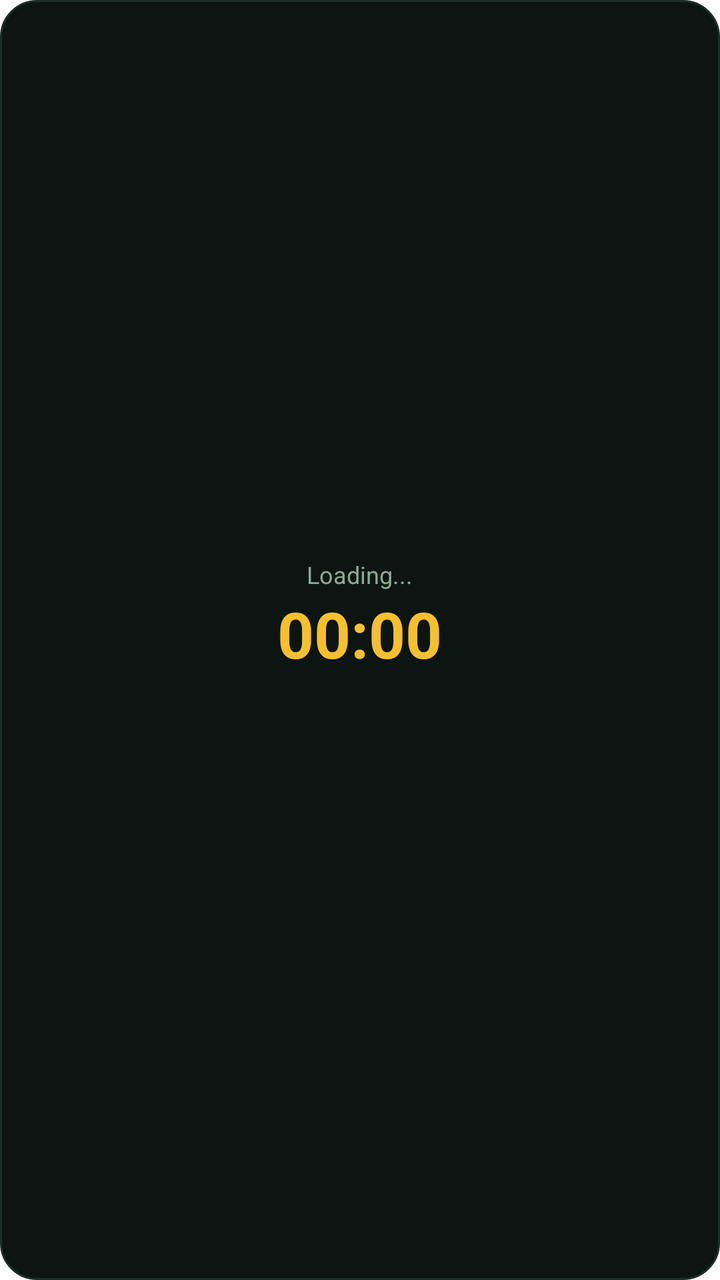
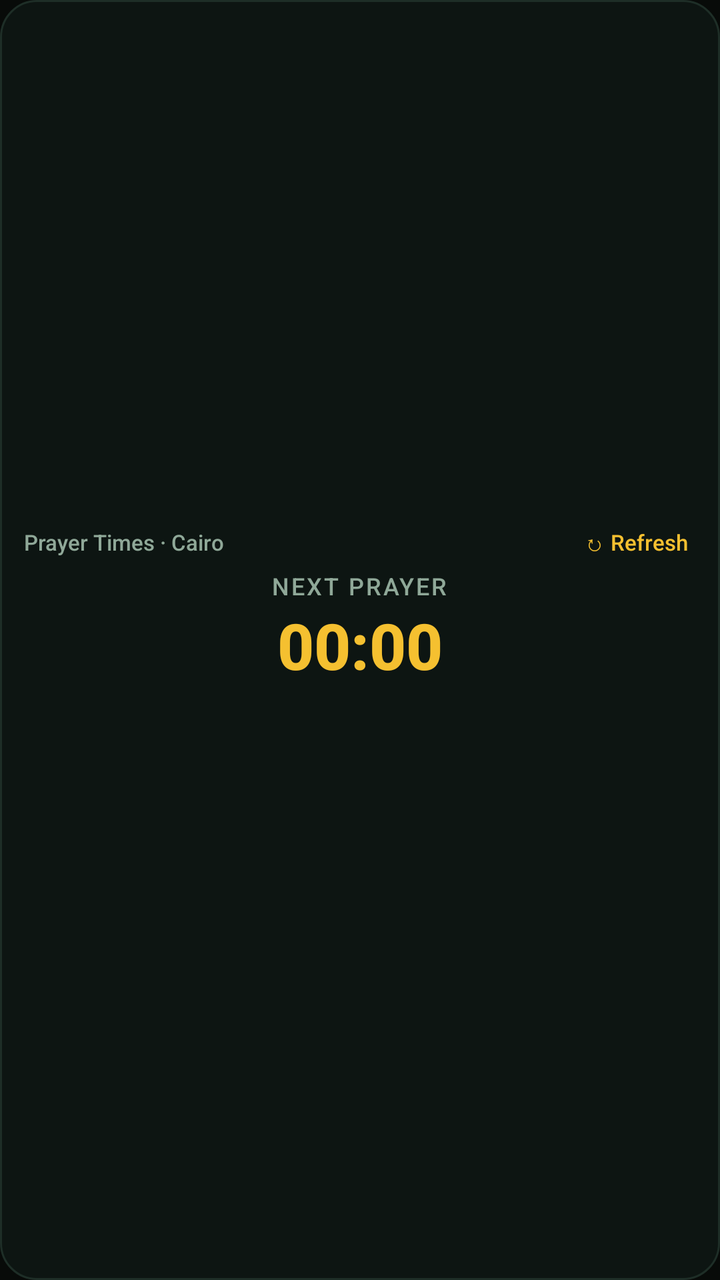

An Android layout rendered at two revisions. The XML below is the earlier revision; the diff shows what the commit changed to produce the second picture.
<!-- AndroidManifest.xml: fallback theme Theme.MaterialComponents.DayNight.NoActionBar -->
<!-- res/layout/widget.xml -->
<?xml version="1.0" encoding="utf-8"?>
<LinearLayout xmlns:android="http://schemas.android.com/apk/res/android"
    android:id="@+id/root"
    android:layout_width="match_parent"
    android:layout_height="match_parent"
    android:background="@drawable/widget_bg"
    android:gravity="center"
    android:orientation="vertical"
    android:padding="12dp">

    <TextView
        android:id="@+id/label"
        android:layout_width="wrap_content"
        android:layout_height="wrap_content"
        android:text="Loading..."
        android:textColor="#8fa898"
        android:textSize="12sp" />

    <Chronometer
        android:id="@+id/count"
        android:layout_width="wrap_content"
        android:layout_height="wrap_content"
        android:textColor="#f5c030"
        android:textSize="32sp"
        android:textStyle="bold" />

    <LinearLayout
        android:layout_width="match_parent"
        android:layout_height="wrap_content"
        android:layout_marginTop="8dp"
        android:orientation="horizontal">

        <TextView android:id="@+id/p_fajr" android:layout_width="0dp" android:layout_height="wrap_content" android:layout_weight="1" android:gravity="center" android:textColor="#f4f7f5" android:textSize="11sp" />
        <TextView android:id="@+id/p_dhuhr" android:layout_width="0dp" android:layout_height="wrap_content" android:layout_weight="1" android:gravity="center" android:textColor="#f4f7f5" android:textSize="11sp" />
        <TextView android:id="@+id/p_asr" android:layout_width="0dp" android:layout_height="wrap_content" android:layout_weight="1" android:gravity="center" android:textColor="#f4f7f5" android:textSize="11sp" />
        <TextView android:id="@+id/p_maghrib" android:layout_width="0dp" android:layout_height="wrap_content" android:layout_weight="1" android:gravity="center" android:textColor="#f4f7f5" android:textSize="11sp" />
        <TextView android:id="@+id/p_isha" android:layout_width="0dp" android:layout_height="wrap_content" android:layout_weight="1" android:gravity="center" android:textColor="#f4f7f5" android:textSize="11sp" />
    </LinearLayout>
</LinearLayout>
<!-- resources referenced by this layout -->
<resources>
  <!-- drawable widget_bg (drawable) -->
  <?xml version="1.0" encoding="utf-8"?>
  <shape xmlns:android="http://schemas.android.com/apk/res/android" android:shape="rectangle">
      <solid android:color="#0d1512" />
      <stroke android:width="1dp" android:color="#1e2e27" />
      <corners android:radius="18dp" />
  </shape>
</resources>

<!-- the commit's change to res/layout/widget.xml (unified diff, before → after) -->
@@ -1,6 +1,6 @@
 <?xml version="1.0" encoding="utf-8"?>
 <LinearLayout xmlns:android="http://schemas.android.com/apk/res/android"
-    android:id="@+id/root"
+    android:id="@+id/widget_root"
     android:layout_width="match_parent"
     android:layout_height="match_parent"
     android:background="@drawable/widget_bg"
@@ -8,32 +8,126 @@
     android:orientation="vertical"
     android:padding="12dp">
 
+    
+    <LinearLayout
+        android:layout_width="match_parent"
+        android:layout_height="wrap_content"
+        android:orientation="horizontal"
+        android:gravity="center_vertical"
+        android:layout_marginBottom="4dp">
+
+        <TextView
+            android:id="@+id/widget_title"
+            android:layout_width="0dp"
+            android:layout_height="wrap_content"
+            android:layout_weight="1"
+            android:text="Prayer Times · Cairo"
+            android:textColor="#8FA898"
+            android:textSize="11sp"
+            android:fontFamily="sans-serif-medium"
+            android:singleLine="true" />
+
+        <TextView
+            android:id="@+id/btn_refresh"
+            android:layout_width="wrap_content"
+            android:layout_height="wrap_content"
+            android:paddingStart="8dp"
+            android:paddingEnd="4dp"
+            android:paddingTop="2dp"
+            android:paddingBottom="2dp"
+            android:text="↻ Refresh"
+            android:textColor="#F5C030"
+            android:textSize="11sp"
+            android:fontFamily="sans-serif-medium" />
+    </LinearLayout>
+
+    
     <TextView
         android:id="@+id/label"
         android:layout_width="wrap_content"
         android:layout_height="wrap_content"
-        android:text="Loading..."
-        android:textColor="#8fa898"
-        android:textSize="12sp" />
+        android:text="NEXT PRAYER"
+        android:textColor="#8FA898"
+        android:textSize="12sp"
+        android:letterSpacing="0.08"
+        android:fontFamily="sans-serif-medium" />
 
     <Chronometer
         android:id="@+id/count"
         android:layout_width="wrap_content"
         android:layout_height="wrap_content"
-        android:textColor="#f5c030"
+        android:textColor="#F5C030"
         android:textSize="32sp"
-        android:textStyle="bold" />
+        android:textStyle="bold"
+        android:fontFamily="sans-serif-medium" />
 
+    
     <LinearLayout
+        android:id="@+id/prayers_container"
         android:layout_width="match_parent"
         android:layout_height="wrap_content"
         android:layout_marginTop="8dp"
-        android:orientation="horizontal">
+        android:orientation="horizontal"
+        android:gravity="center">
 
-        <TextView android:id="@+id/p_fajr" android:layout_width="0dp" android:layout_height="wrap_content" android:layout_weight="1" android:gravity="center" android:textColor="#f4f7f5" android:textSize="11sp" />
-        <TextView android:id="@+id/p_dhuhr" android:layout_width="0dp" android:layout_height="wrap_content" android:layout_weight="1" android:gravity="center" android:textColor="#f4f7f5" android:textSize="11sp" />
-        <TextView android:id="@+id/p_asr" android:layout_width="0dp" android:layout_height="wrap_content" android:layout_weight="1" android:gravity="center" android:textColor="#f4f7f5" android:textSize="11sp" />
-        <TextView android:id="@+id/p_maghrib" android:layout_width="0dp" android:layout_height="wrap_content" android:layout_weight="1" android:gravity="center" android:textColor="#f4f7f5" android:textSize="11sp" />
-        <TextView android:id="@+id/p_isha" android:layout_width="0dp" android:layout_height="wrap_content" android:layout_weight="1" android:gravity="center" android:textColor="#f4f7f5" android:textSize="11sp" />
+        <TextView
+            android:id="@+id/p_fajr"
+            android:layout_width="0dp"
+            android:layout_height="wrap_content"
+            android:layout_weight="1"
+            android:layout_margin="2dp"
+            android:gravity="center"
+            android:padding="4dp"
+            android:textColor="#F4F7F5"
+            android:textSize="11sp"
+            android:lineSpacingExtra="2dp" />
+
+        <TextView
+            android:id="@+id/p_dhuhr"
+            android:layout_width="0dp"
+            android:layout_height="wrap_content"
+            android:layout_weight="1"
+            android:layout_margin="2dp"
+            android:gravity="center"
+            android:padding="4dp"
+            android:textColor="#F4F7F5"
+            android:textSize="11sp"
+            android:lineSpacingExtra="2dp" />
+
+        <TextView
+            android:id="@+id/p_asr"
+            android:layout_width="0dp"
+            android:layout_height="wrap_content"
+            android:layout_weight="1"
+            android:layout_margin="2dp"
+            android:gravity="center"
+            android:padding="4dp"
+            android:textColor="#F4F7F5"
+            android:textSize="11sp"
+            android:lineSpacingExtra="2dp" />
+
+        <TextView
+            android:id="@+id/p_maghrib"
+            android:layout_width="0dp"
+            android:layout_height="wrap_content"
+            android:layout_weight="1"
+            android:layout_margin="2dp"
+            android:gravity="center"
+            android:padding="4dp"
+            android:textColor="#F4F7F5"
+            android:textSize="11sp"
+            android:lineSpacingExtra="2dp" />
+
+        <TextView
+            android:id="@+id/p_isha"
+            android:layout_width="0dp"
+            android:layout_height="wrap_content"
+            android:layout_weight="1"
+            android:layout_margin="2dp"
+            android:gravity="center"
+            android:padding="4dp"
+            android:textColor="#F4F7F5"
+            android:textSize="11sp"
+            android:lineSpacingExtra="2dp" />
     </LinearLayout>
 </LinearLayout>
<!-- resource entries referenced after the edit -->
@@ -7,5 +7,17 @@
       <stroke android:width="1dp" android:color="#1e2e27" />
       <corners android:radius="18dp" />
   </shape>
+  <style name="Theme.PrayerApp" parent="@android:style/Theme.Material.NoActionBar">
+          <item name="android:windowBackground">@color/bg_dark</item>
+          <item name="android:statusBarColor">@color/bg_dark</item>
+          <item name="android:navigationBarColor">@color/bg_dark</item>
+          <item name="android:textColorPrimary">@color/text_primary</item>
+          <item name="android:textColorSecondary">@color/text_secondary</item>
+          <item name="android:colorAccent">@color/gold</item>
+      </style>
+  <color name="bg_dark">#080B09</color>
+  <color name="text_primary">#F4F7F5</color>
+  <color name="text_secondary">#8FA898</color>
+  <color name="gold">#F5C030</color>
 </resources>
 
